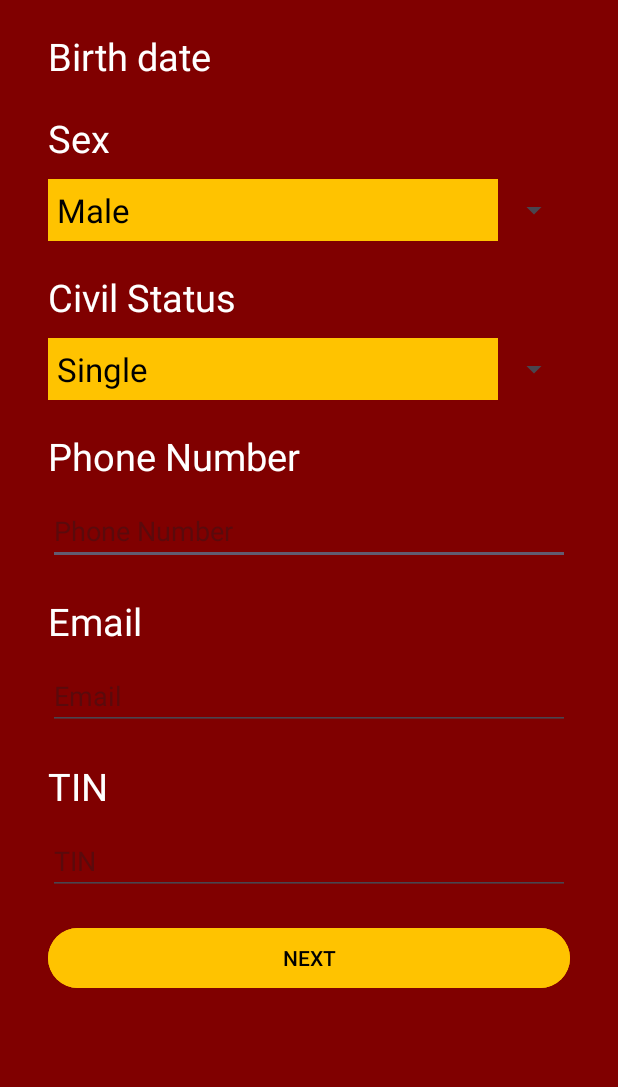
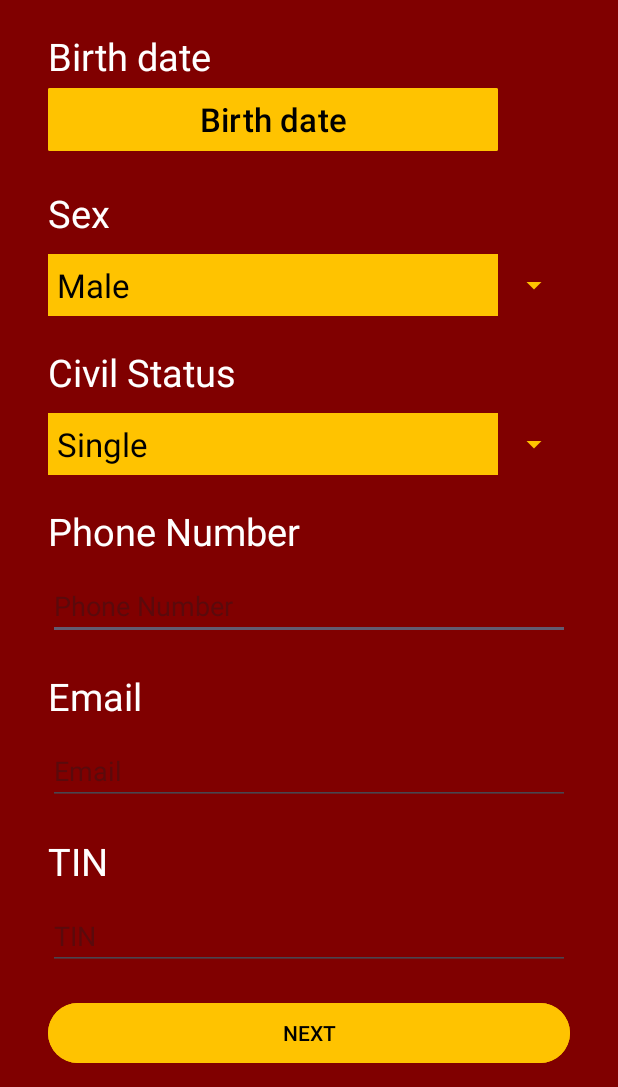
Before and after one commit to fjpecci19/Formulario, an Android app: the screen it shows after launch (MainActivity), on a phone screen of 412 x 824 dp, the part 149-1236 px from its top. Run offline under Robolectric (Android 15) with nearby library versions, the phone set to English and light mode, and no system bars; our stand-ins replace data binding.

Commit message:
Campos para elegir fecha, sexo y estado civil añadidos y completados

```diff
--- a/app/src/main/res/layout/activity_main.xml
+++ b/app/src/main/res/layout/activity_main.xml
@@ -42,12 +42,25 @@
                 android:textSize="25sp"
                 />
 
+            <Button
+                android:id="@+id/date_edit"
+                android:layout_width="300dp"
+                android:layout_height="50dp"
+                android:layout_below="@id/date"
+                android:backgroundTint="@color/amarelo"
+                android:textStyle="normal"
+                android:text="@string/date"
+                android:textColor="@color/black"
+                android:textSize="22sp"
+                android:layout_gravity="start"
+                app:cornerRadius="@dimen/cardview_compat_inset_shadow" />
+
             <TextView
                 android:id="@+id/sex"
                 android:layout_width="match_parent"
                 android:layout_height="wrap_content"
                 android:textColor="@color/white"
-                android:layout_below="@+id/date"
+                android:layout_below="@+id/date_edit"
                 android:layout_marginTop="20dp"
                 android:text="@string/sex"
                 android:textSize="25sp"
@@ -60,6 +73,7 @@
                 android:layout_below="@+id/sex"
                 android:layout_marginTop="10sp"
                 android:entries="@array/sex_options"
+                android:backgroundTint="@color/amarelo"
                 />
 
             <TextView
@@ -80,6 +94,7 @@
                 android:layout_below="@id/civil_status"
                 android:layout_marginTop="10sp"
                 android:entries="@array/civil_status_options"
+                android:backgroundTint="@color/amarelo"
                 />
 
             <TextView
--- a/app/src/main/res/layout/spinner_list.xml
+++ b/app/src/main/res/layout/spinner_list.xml
@@ -8,4 +8,5 @@
     android:textColor="@color/black"
     android:textSize="22sp"
     android:padding="6dp"
+    android:textStyle="normal"
     />
```
Also changed, not shown: app/src/main/java/com/example/formulario/MainActivity.kt (+26 -0 lines).
